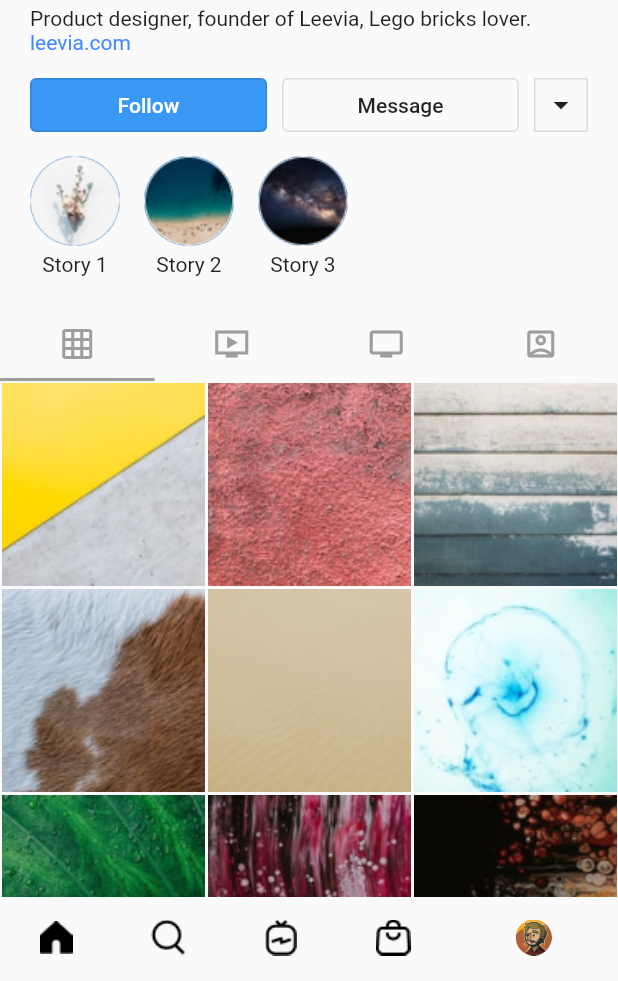
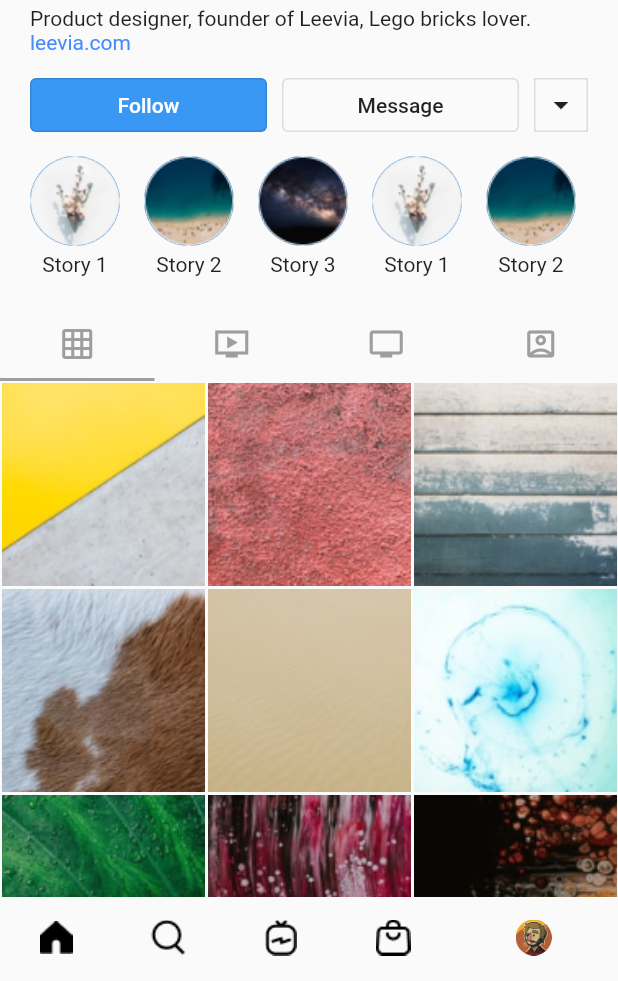
Before and after one commit to CinqueIzumi/Social-Media-Profile-Screen, a Flutter app: the screen it shows after launch, item 5 of the bottom bar chosen, on a phone screen of 412 x 824 dp, the part 255-1236 px from its top. Run offline on Flutter 3.47's test engine with Material 2 defaults, Android fonts, the phone set to English and light mode, and no system bars.

Commit message:
Story bar is now scrollable
The story bar now allows horizontal scrolling when the amount of stories exceed the device's width.

```diff
--- a/lib/ui/profile_screen.dart
+++ b/lib/ui/profile_screen.dart
@@ -27,7 +27,11 @@ class ProfileScreen extends StatelessWidget {
                   SizedBox(height: 10,),
                   InteractionBar(),
                   SizedBox(height: 10,),
-                  StoryBar(),
+                  SingleChildScrollView(
+                    scrollDirection: Axis.horizontal,
+                    child: StoryBar(),
+                  ),
+
                 ],
               ),
             ),
--- a/lib/widgets/story_bar.dart
+++ b/lib/widgets/story_bar.dart
@@ -24,6 +24,30 @@ class StoryBar extends StatelessWidget {
           imageName: "story_sky.png",
           storyName: "Story 3",
         ),
+        SizedBox(
+          width: 16,
+        ),
+        StoryItem(
+          imageName: "story_flower.png",
+          storyName: "Story 1",
+        ),
+        SizedBox(
+          width: 16,
+        ),
+        StoryItem(
+          imageName: "story_beach.png",
+          storyName: "Story 2",
+        ),
+        SizedBox(
+          width: 16,
+        ),
+        StoryItem(
+          imageName: "story_sky.png",
+          storyName: "Story 3",
+        ),
+        SizedBox(
+          width: 16,
+        ),
       ],
     );
   }
```
